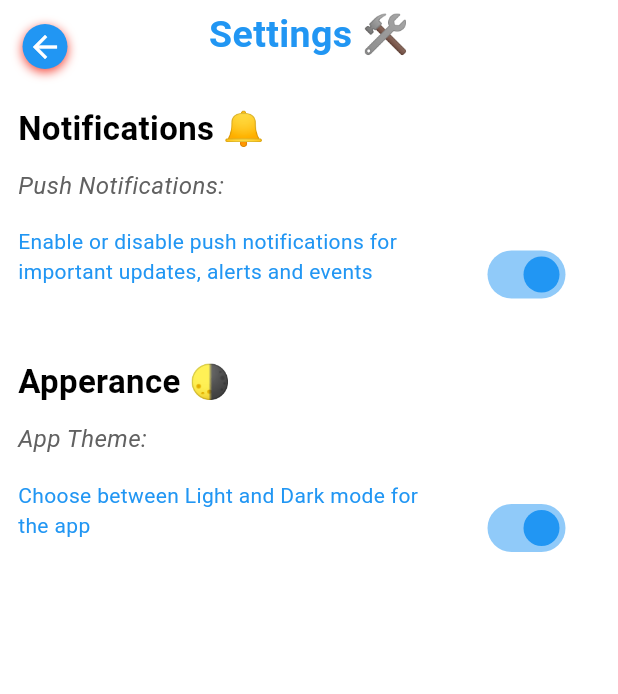
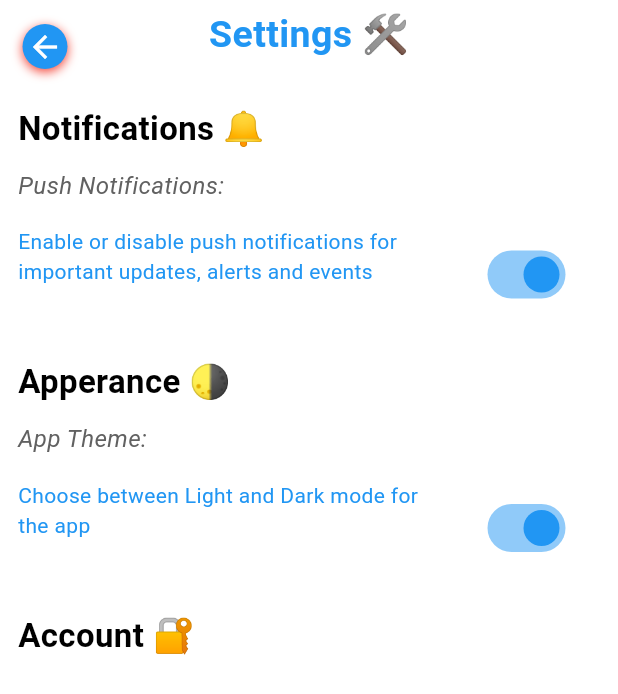
Before and after one commit to Yvonne-Wanja-1/appy, a Flutter app: the SettingsPage screen opened by its route, on a phone screen of 412 x 824 dp. Shown: the top 694 px of the screen. Run offline on Flutter 3.47's test engine with Material 3 defaults, Android fonts, the phone set to English and light mode, and no system bars; our stand-ins replace animated_text_kit, curved_navigation_bar, font_awesome_flutter, google_fonts, image_cropper, image_picker and 1 more; missing offline and left inert: open_file_plus.

Commit message:
added some texts

```diff
--- a/appy/lib/pages/pages/settings.dart
+++ b/appy/lib/pages/pages/settings.dart
@@ -197,7 +197,16 @@ Padding(
 ),
 
 
-
+SizedBox(height: 24,),
+    Padding(
+      padding: const EdgeInsets.only(left:12),
+      child: Text('Account 🔐',
+      style: TextStyle(fontSize: 22,
+      fontWeight: FontWeight.bold,
+      color: Colors.black),
+      //textAlign: TextAlign.center,
+       ),
+    ),
 
 
 
```
